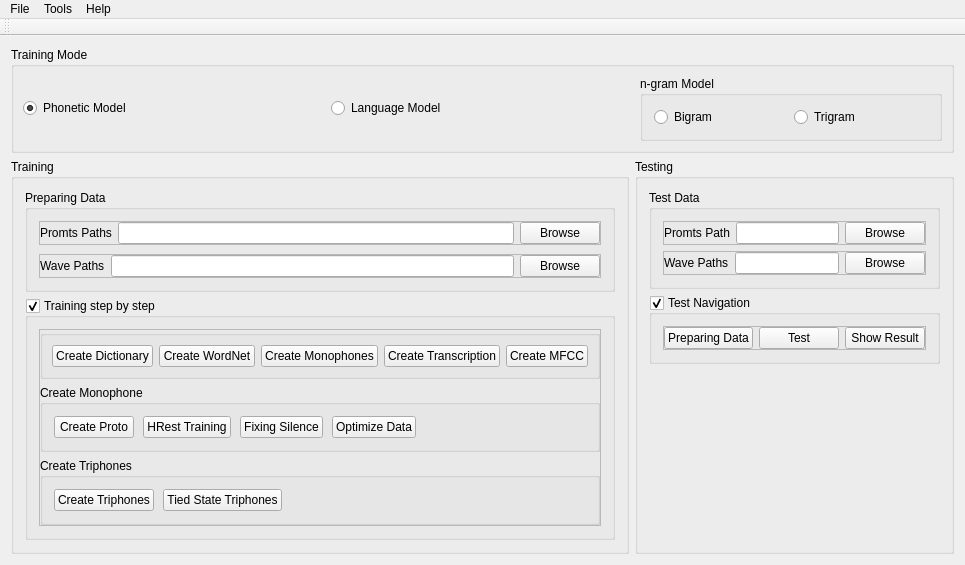
Before: the Qt Designer form apps/speechrecognition/speechrecognition.ui in levanhong05/VietnameseSpeechRecognition, drawn with Qt 5.
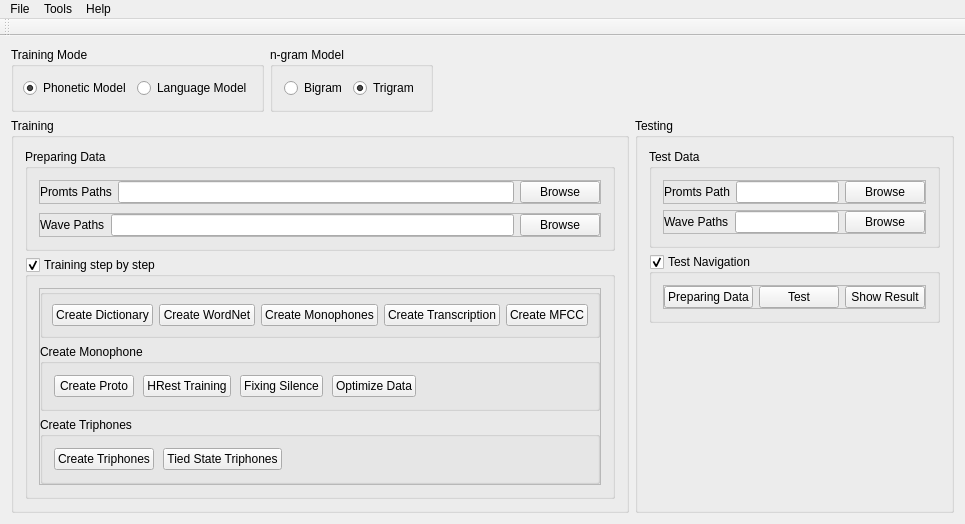
After: the same form once the commit is applied. Icons and pictures are not drawn.

The edit to the form file:
```diff
--- a/apps/speechrecognition/speechrecognition.ui
+++ b/apps/speechrecognition/speechrecognition.ui
@@ -28,6 +28,11 @@
        <number>0</number>
       </property>
       <item>
+       <layout class="QHBoxLayout" name="horizontalLayout_13">
+        <property name="topMargin">
+         <number>0</number>
+        </property>
+        <item>
        <widget class="QGroupBox" name="groupBoxMode">
         <property name="title">
          <string>Training Mode</string>
@@ -62,6 +67,9 @@
            </property>
           </widget>
          </item>
+          </layout>
+         </widget>
+        </item>
          <item>
           <widget class="QGroupBox" name="groupBoxGram">
            <property name="title">
@@ -80,13 +88,28 @@
               <property name="text">
                <string>Trigram</string>
               </property>
+             <property name="checked">
+              <bool>true</bool>
+             </property>
              </widget>
             </item>
            </layout>
           </widget>
          </item>
-        </layout>
-       </widget>
+        <item>
+         <spacer name="horizontalSpacer_2">
+          <property name="orientation">
+           <enum>Qt::Horizontal</enum>
+          </property>
+          <property name="sizeHint" stdset="0">
+           <size>
+            <width>40</width>
+            <height>20</height>
+           </size>
+          </property>
+         </spacer>
+        </item>
+       </layout>
       </item>
       <item>
        <layout class="QHBoxLayout" name="horizontalLayout_11">
```
Lines whose indentation alone changed are shown as unchanged.
